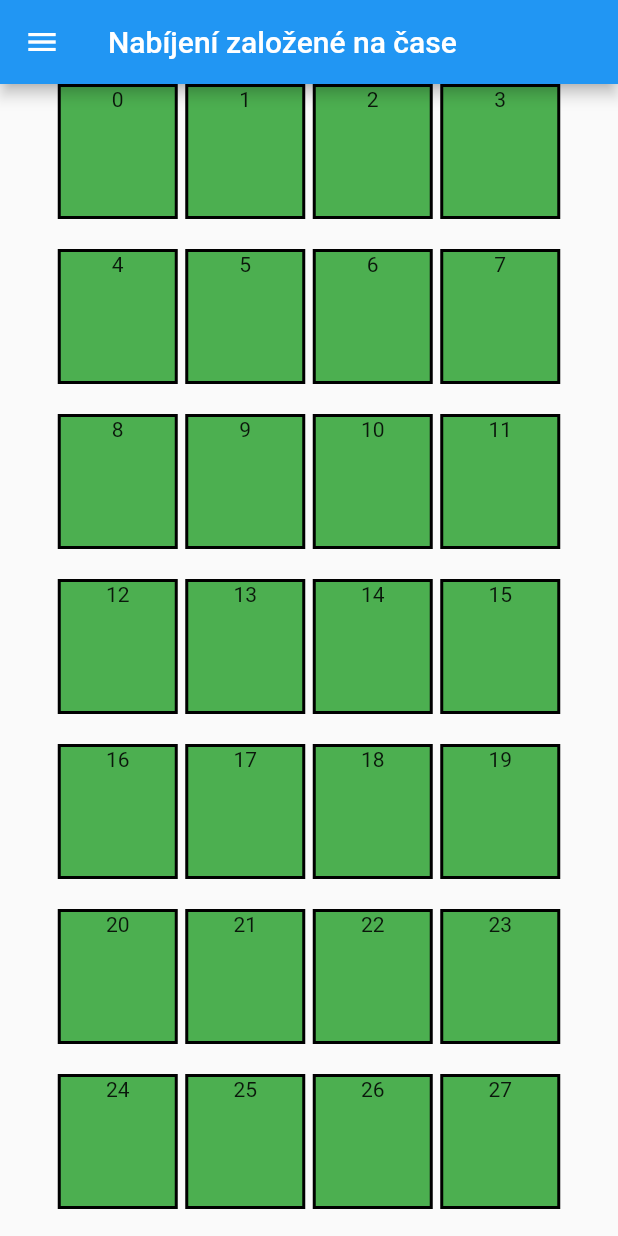
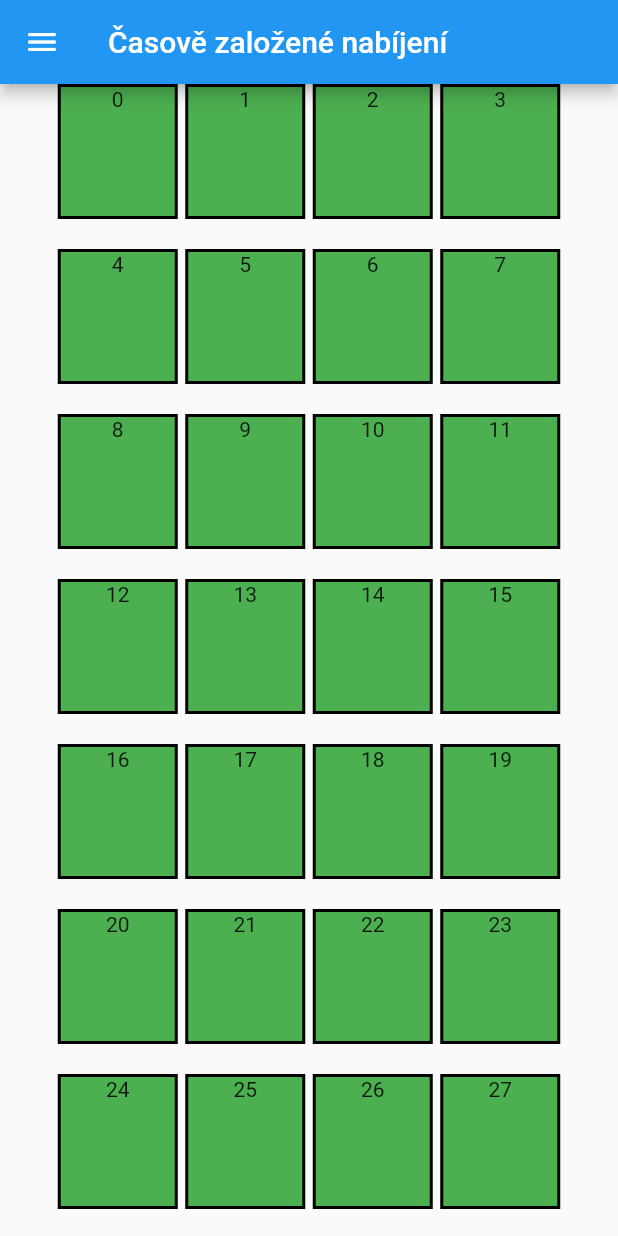
Before and after one commit to strihja1/optimized_parking_app, a Flutter app: the TimeBasedCharging screen opened by its route, on a phone screen of 412 x 824 dp. Run offline on Flutter 3.47's test engine with Material 2 defaults, Android fonts, the phone set to English and light mode, and no system bars; our stand-ins replace bloc, flutter_bloc, flutter_datetime_picker.

Commit message:
priorities, timeBasedCharging

```diff
--- a/lib/pages/equalityCharging.dart
+++ b/lib/pages/equalityCharging.dart
@@ -7,6 +7,7 @@ import 'package:optimized_parking_app/parkingSpot.dart';
 import 'package:optimized_parking_app/power.dart';
 import 'package:optimized_parking_app/powerBloc.dart';
 import 'package:optimized_parking_app/powerState.dart';
+import 'package:optimized_parking_app/powerEvent.dart';
 
 
 class EqualityCharging extends StatefulWidget {
@@ -28,6 +29,7 @@ class _EqualityChargingState extends State<EqualityCharging> {
   void initState() {
     super.initState();
     _controller = TextEditingController();
+    BlocProvider.of<PowerBloc>(context).add(UpdatePower(power: Power(numberOfOccupiedSlots: 0, power: 100)));
     for(int i = 0; i < 50; i++){
       parkingSpots.add(
           ParkingSpot(id: i)
@@ -56,6 +58,7 @@ class _EqualityChargingState extends State<EqualityCharging> {
       body: BlocBuilder<PowerBloc, PowerState>(
           builder: (BuildContext context, PowerState powerState) {
             if(powerState is UpdatedPowerState) {
+              print("test");
               power = powerState.power;
               return SingleChildScrollView(
                 child: Container(
--- a/lib/pages/timeBasedCharging.dart
+++ b/lib/pages/timeBasedCharging.dart
@@ -1,14 +1,18 @@
+import 'dart:async';
+
 import 'package:flutter/material.dart';
 import 'package:flutter_bloc/flutter_bloc.dart';
 import 'package:optimized_parking_app/pages/drawer.dart';
 import 'package:optimized_parking_app/parkingSpot.dart';
 import 'package:optimized_parking_app/power.dart';
 import 'package:optimized_parking_app/powerBloc.dart';
+import 'package:optimized_parking_app/powerState.dart';
 import 'package:optimized_parking_app/powerEvent.dart';
-import 'package:optimized_parking_app/powerState.dart';
+
 
 class TimeBasedCharging extends StatefulWidget {
   TimeBasedCharging({Key key}) : super(key: key);
+
 
   @override
   _TimeBasedChargingState createState() => _TimeBasedChargingState();
@@ -16,6 +20,7 @@ class TimeBasedCharging extends StatefulWidget {
 
 class _TimeBasedChargingState extends State<TimeBasedCharging> {
   Power power;
+  Timer timer;
   TextEditingController _controller;
   List<ParkingSpot> occupiedParkingSlots = [];
   List<ParkingSpot> parkingSpots = [];
@@ -24,9 +29,10 @@ class _TimeBasedChargingState extends State<TimeBasedCharging> {
   void initState() {
     super.initState();
     _controller = TextEditingController();
+    BlocProvider.of<PowerBloc>(context).add(UpdatePower(power: Power(numberOfOccupiedSlots: 0, power: 100)));
     for(int i = 0; i < 50; i++){
       parkingSpots.add(
-          ParkingSpot(id: i)
+          ParkingSpot(id: i, mode: 1,)
       );
     }
   }
@@ -38,15 +44,26 @@ class _TimeBasedChargingState extends State<TimeBasedCharging> {
 
   @override
   Widget build(BuildContext context) {
+    if(timer != null){
+      timer.cancel();
+    }
+    timer = Timer.periodic(const Duration(seconds:10), (Timer t) => _refreshOccupiedSlots());
+    occupiedParkingSlots = parkingSpots.where((element) => !element.isFree).toList();
+    print(occupiedParkingSlots.length);
+    occupiedParkingSlots.sort((a,b) => a.reservedUntil.compareTo(b.reservedUntil));
+    for(int i = 0; i < occupiedParkingSlots.length; i++ ){
+      occupiedParkingSlots.elementAt(i).priority = i;
+    }
     return Scaffold(
       appBar: AppBar(
-        title: Text("Nabíjení založené na čase"),
+        title: Text("Časově založené nabíjení"),
       ),
       body: BlocBuilder<PowerBloc, PowerState>(
           builder: (BuildContext context, PowerState powerState) {
             if(powerState is UpdatedPowerState) {
               power = powerState.power;
-              return Container(
+              return SingleChildScrollView(
+                child: Container(
                   width: MediaQuery
                       .of(context)
                       .size
@@ -60,6 +77,7 @@ class _TimeBasedChargingState extends State<TimeBasedCharging> {
                         ],
                       )
                   ),
+                ),
               );
             } else
             {
@@ -69,6 +87,12 @@ class _TimeBasedChargingState extends State<TimeBasedCharging> {
       ),
       drawer: AppDrawer(),
     );
+  }
+
+  _refreshOccupiedSlots(){
+    setState(() {
+
+    });
   }
 
 /*
--- a/lib/parkingSpot.dart
+++ b/lib/parkingSpot.dart
@@ -18,9 +18,10 @@ class ParkingSpot extends StatefulWidget {
   Timer timer;
   Power power;
   Car car;
+  final int mode;
 
   ParkingSpot({
-    this.id, this.isFree = true, this.priority, this.reservedUntil, this.power
+    this.id, this.isFree = true, this.priority, this.reservedUntil, this.power, this.mode
   });
 
   @override
@@ -34,6 +35,12 @@ class ParkingSpot extends StatefulWidget {
     TextEditingController _textFieldController = TextEditingController();
 
     @override
+  void dispose() {
+    super.dispose();
+    timer.cancel();
+  }
+
+  @override
   Widget build(BuildContext context) {
     if(timer != null){
       timer.cancel();
@@ -44,6 +51,19 @@ class ParkingSpot extends StatefulWidget {
       builder: (context, state) {
         if(state is UpdatedPowerState){
           widget.power = state.power;
+          if(widget.mode == 1){
+            return timeBasedCharging(color, context);
+          }else{
+            return equalityCharging(color, context);
+          }
+      }else{
+          return Container();
+        }
+      }
+    );
+  }
+
+  GestureDetector equalityCharging(Color color, BuildContext context) {
     if(widget.power.numberOfOccupiedSlots > 0) {
       widget.chargingSpeed =
           widget.power.power / widget.power.numberOfOccupiedSlots;
@@ -61,8 +81,8 @@ class ParkingSpot extends StatefulWidget {
       child: Column(
         children: [
           Text("${widget.id}"),
-                widget.isFree ? Container() : Text("${(widget.power.power / widget.power.numberOfOccupiedSlots).toStringAsPrecision(3)} kWh"),
-                widget.isFree ? Container() : Text("${widget.car.actualCharge.toStringAsPrecision(3)} %")
+          widget.isFree ? Container() : Text("${(widget.power.power / widget.power.numberOfOccupiedSlots).toStringAsFixed(2)} kWh"),
+          widget.isFree ? Container() : Text("${widget.car.actualCharge.toStringAsFixed(2)} %")
         ],
       ),
     ),
@@ -70,10 +90,36 @@ class ParkingSpot extends StatefulWidget {
        _callDatePicker(context);
     },
             );
+  }
+
+    GestureDetector timeBasedCharging(Color color, BuildContext context) {
+      if(widget.power.numberOfOccupiedSlots > 0) {
+        widget.chargingSpeed =
+            widget.power.power / widget.power.numberOfOccupiedSlots;
       }else{
-          return Container();
+        widget.chargingSpeed = widget.power.power;
       }
-      }
+      return GestureDetector(
+        child: Container(
+          width: 80,
+          height: 90,
+          decoration: BoxDecoration(
+              border: Border.all(width: 2),
+              color: color
+          ),
+          child: Column(
+            children: [
+              Text("${widget.id}"),
+              widget.isFree ? Container() : Text("${(widget.power.power / widget.power.numberOfOccupiedSlots).toStringAsFixed(2)} kWh"),
+              widget.isFree ? Container() : Text("${widget.car.actualCharge.toStringAsFixed(2)} %"),
+              widget.isFree || widget.reservedUntil == null ? Container() : Text("Do: ${widget.reservedUntil.hour}:${widget.reservedUntil.minute}"),
+              widget.isFree ? Container() : Text(" ${widget.priority}")
+            ],
+          ),
+        ),
+        onTap: ()  {
+          _callDatePicker(context);
+        },
       );
     }
 
--- a/lib/powerBloc.dart
+++ b/lib/powerBloc.dart
@@ -1,6 +1,5 @@
 import 'dart:async';
 import 'package:bloc/bloc.dart';
-import 'package:optimized_parking_app/power.dart';
 import 'package:optimized_parking_app/powerEvent.dart';
 import 'package:optimized_parking_app/powerState.dart';
 
```
Also changed, not shown: lib/car.dart (+3 -34 lines), lib/parkingSpotBloc.dart (added, +18 -0 lines), lib/parkingSpotEvent.dart (added, +20 -0 lines), lib/parkingSpotState.dart (added, +18 -0 lines). Lines whose indentation alone changed are shown as unchanged.
